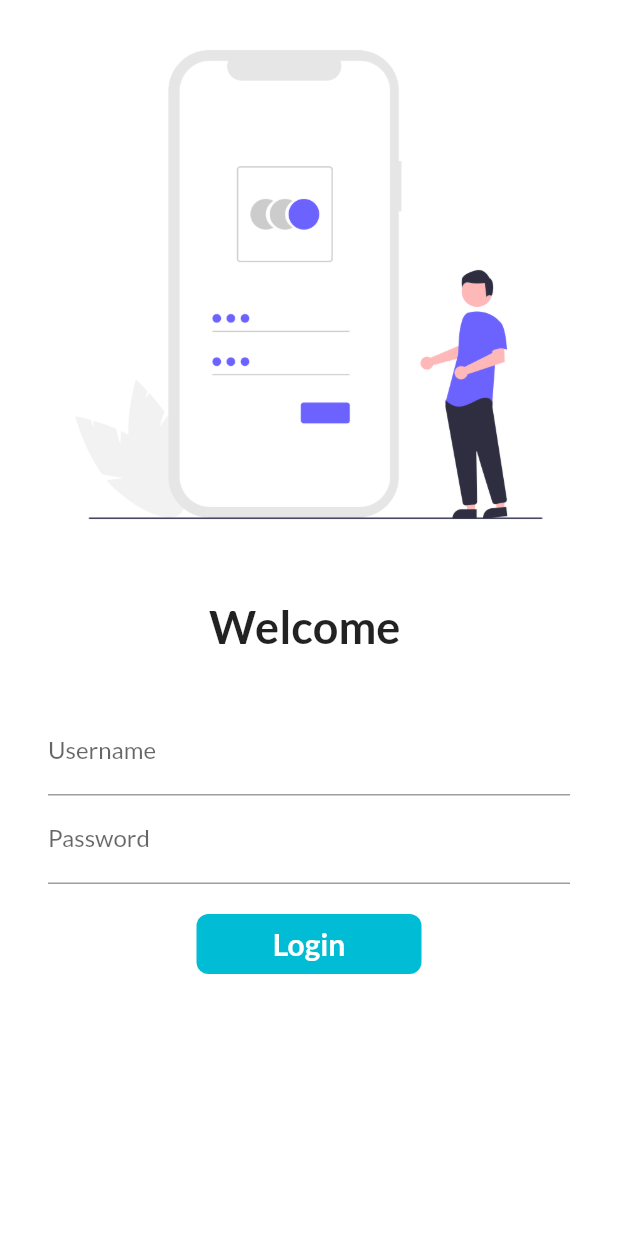
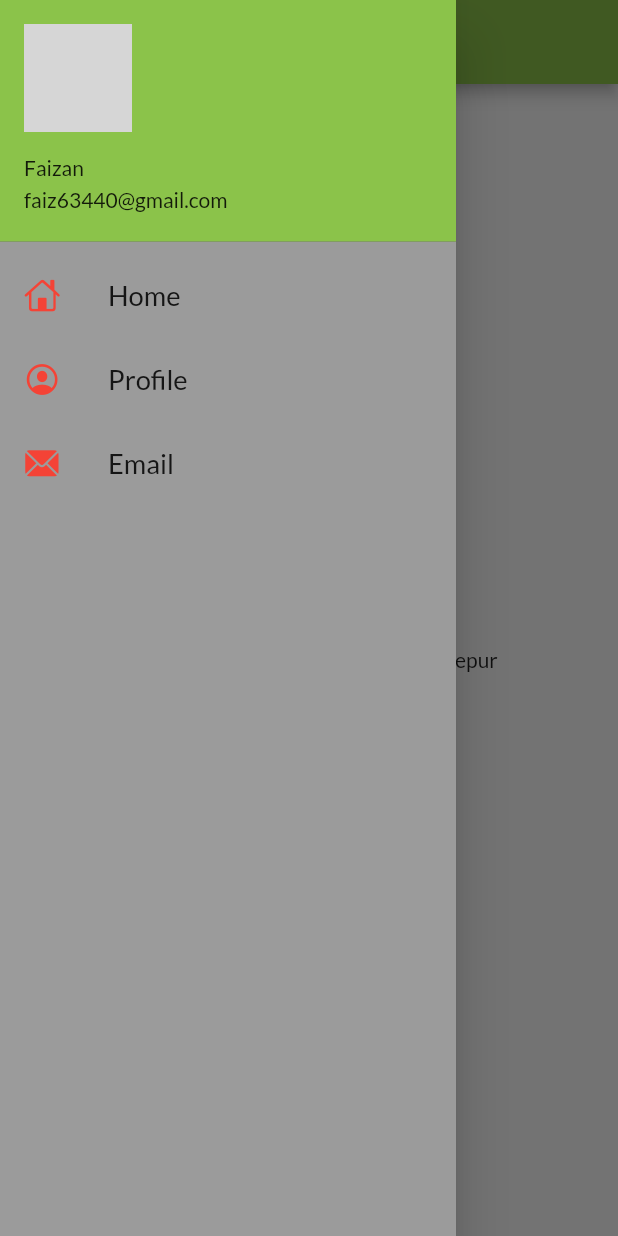
Before and after one commit to Faizan1808/flutter, a Flutter app: the screen it shows after launch, with the side drawer open (before the commit the screen has no drawer), on a phone screen of 412 x 824 dp. Run offline on Flutter 3.47's test engine with Material 2 defaults, Android fonts, the phone set to English and light mode, and no system bars; our stand-ins replace google_fonts; network calls fail; grey boxes are pictures that could not be loaded.

Commit message:
day8 completed

```diff
--- a/lib/main.dart
+++ b/lib/main.dart
@@ -20,6 +20,8 @@ class MyApp extends StatelessWidget {
         fontFamily: GoogleFonts.lato().fontFamily,
       ),
       darkTheme: ThemeData(brightness: Brightness.dark),
+      debugShowCheckedModeBanner: false,
+      initialRoute: MyRoutes.homeRoute,
       routes: {
         "/": (context) => LoginPage(),
         MyRoutes.homeRoute: (context) => HomePage(),
--- a/lib/pages/home_page.dart
+++ b/lib/pages/home_page.dart
@@ -1,4 +1,5 @@
 import 'package:flutter/material.dart';
+import 'package:flutter_application_1/widgets/drawer.dart';
 
 class HomePage extends StatelessWidget {
   final int days = 30;
@@ -15,7 +16,7 @@ class HomePage extends StatelessWidget {
           child: Text("Welcome to $days days of flutter by $name"),
         ),
       ),
-      drawer: Drawer(),
+      drawer: MyDrawer(),
     );
   }
 }
--- /dev/null
+++ b/lib/widgets/drawer.dart
@@ -0,0 +1,61 @@
+import 'package:flutter/cupertino.dart';
+import 'package:flutter/material.dart';
+
+class MyDrawer extends StatelessWidget {
+  @override
+  Widget build(BuildContext context) {
+    final imageUrl =
+        "https://www.google.com/imgres?imgurl=https%3A%2F%2Fimages.news18.com%2Fibnlive%2Fuploads%2F2021%2F08%2F1628511415_lion-1600x1200.jpg&imgrefurl=https%3A%2F%2Fwww.news18.com%2Fnews%2Flifestyle%2Fworld-lion-day-2021-history-and-significance-4064027.html&tbnid=Isk4k60yOqSMzM&vet=12ahUKEwi216LvoeHzAhWotksFHdwfAlAQMygDegUIARDRAQ..i&docid=KgxecvAG3x1aZM&w=1600&h=1200&q=lion&hl=en&ved=2ahUKEwi216LvoeHzAhWotksFHdwfAlAQMygDegUIARDRAQ";
+    return Drawer(
+      child: Container(
+        color: Colors.black38,
+        child: ListView(
+          padding: EdgeInsets.zero,
+          children: [
+            DrawerHeader(
+              padding: EdgeInsets.zero,
+              child: UserAccountsDrawerHeader(
+                margin: EdgeInsets.zero,
+                accountName: Text("Faizan"),
+                accountEmail: Text("faiz63440@gmail.com"),
+                currentAccountPicture: CircleAvatar(
+                  backgroundImage: NetworkImage(imageUrl),
+                ),
+              ),
+            ),
+            ListTile(
+              leading: Icon(
+                CupertinoIcons.home,
+                color: Colors.red,
+              ),
+              title: Text(
+                "Home",
+                textScaleFactor: 1.3,
+              ),
+            ),
+            ListTile(
+              leading: Icon(
+                CupertinoIcons.profile_circled,
+                color: Colors.red,
+              ),
+              title: Text(
+                "Profile",
+                textScaleFactor: 1.3,
+              ),
+            ),
+            ListTile(
+              leading: Icon(
+                CupertinoIcons.mail_solid,
+                color: Colors.red,
+              ),
+              title: Text(
+                "Email",
+                textScaleFactor: 1.3,
+              ),
+            )
+          ],
+        ),
+      ),
+    );
+  }
+}
```
